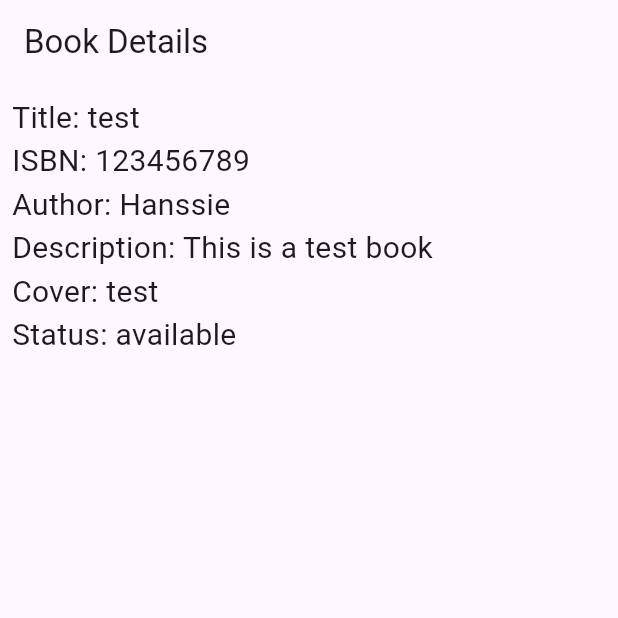
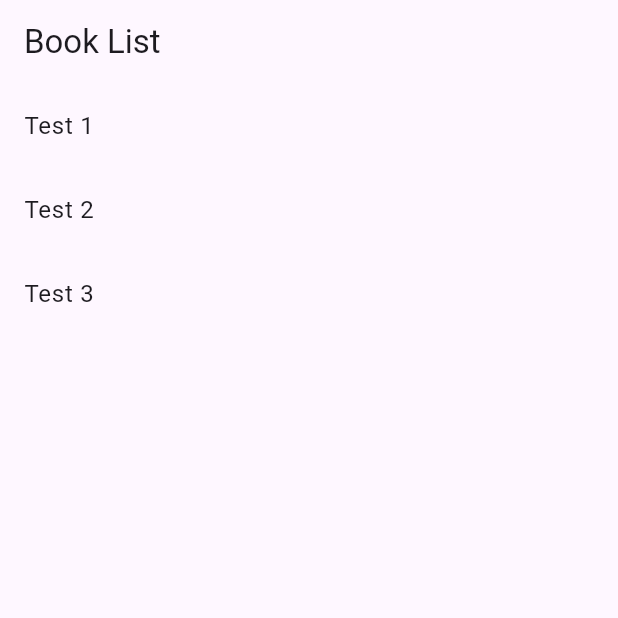
Before and after one commit to YanickdeWit04/L10-Bibl.io-flutter, a Flutter app: the screen it shows after launch, on a phone screen of 412 x 824 dp, the top half of it. Run offline on Flutter 3.47's test engine with Material 3 defaults, Android fonts, the phone set to English and light mode, and no system bars.

Commit message:
show multiple books

```diff
--- a/lib/classes/book.dart
+++ b/lib/classes/book.dart
@@ -2,7 +2,7 @@ class Book{
     String title;
     String isbn;
     String author;
-    String discription;
+    String description;
     String cover;
     String status;
 
@@ -10,7 +10,7 @@ class Book{
         required this.title,
         required this.isbn,
         required this.author,
-        required this.discription,
+        required this.description,
         required this.cover,
         required this.status
     });
--- a/lib/main.dart
+++ b/lib/main.dart
@@ -3,32 +3,79 @@
 
 void main() {
   runApp(const MyApp());
-  createAndPrintBook();
 }
-Book createAndPrintBook() {
-  Book testbook = Book(
-    title: "test",
-    isbn: "123456789",
-    author: "Hanssie",
-    discription: "This is a test book",
-    cover: "test",
-    status: "available"
-  );
 
-  print('${testbook.title}, ${testbook.isbn}, ${testbook.author}, ${testbook.discription}, ${testbook.cover}, ${testbook.status}');
+List<Book> createAndPrintBooks() {
+  List<Book> books = [
+    Book(
+      title: "Test 1",
+      isbn: "123456789",
+      author: "Hanssie",
+      description: "This is a test book 1",
+      cover: "test",
+      status: "available",
+    ),
+    Book(
+      title: "Test 2",
+      isbn: "987654321",
+      author: "John Doe",
+      description: "This is a test book 2",
+      cover: "test",
+      status: "available",
+    ),
+      Book(
+      title: "Test 3",
+      isbn: "987654321",
+      author: "John Doe",
+      description: "This is a test book 2",
+      cover: "test",
+      status: "available",
+    ),
+    // Add more books as needed
+  ];
 
-  return testbook;
+  return books;
 }
 
 class MyApp extends StatelessWidget {
   const MyApp({super.key});
 
-  // This widget is the root of your application.
   @override
   Widget build(BuildContext context) {
     return MaterialApp(
       title: 'Flutter Demo',
-      home: BookDetails(book: createAndPrintBook()),
+      home: BooksList(books: createAndPrintBooks()),
+    );
+  }
+}
+
+class BooksList extends StatelessWidget {
+  final List<Book> books;
+
+  BooksList({required this.books});
+
+  @override
+  Widget build(BuildContext context) {
+    return Scaffold(
+      appBar: AppBar(
+        title: Text('Book List'),
+      ),
+      body: ListView.builder(
+        itemCount: books.length,
+        itemBuilder: (context, index) {
+          return ListTile(
+            title: Text(books[index].title),
+            onTap: () {
+              Navigator.push(
+                context,
+                MaterialPageRoute(
+                  builder: (context) => BookDetails(book: books[index]),
+                ),
+              );
+            },
+          );
+        },
+      ),
     );
   }
 }
@@ -52,7 +99,7 @@
             Text('Title: ${book.title}', style: TextStyle(fontSize: 20)),
             Text('ISBN: ${book.isbn}', style: TextStyle(fontSize: 20)),
             Text('Author: ${book.author}', style: TextStyle(fontSize: 20)),
-            Text('Description: ${book.discription}', style: TextStyle(fontSize: 20)),
+            Text('Description: ${book.description}', style: TextStyle(fontSize: 20)),
             Text('Cover: ${book.cover}', style: TextStyle(fontSize: 20)),
             Text('Status: ${book.status}', style: TextStyle(fontSize: 20)),
           ],
```
